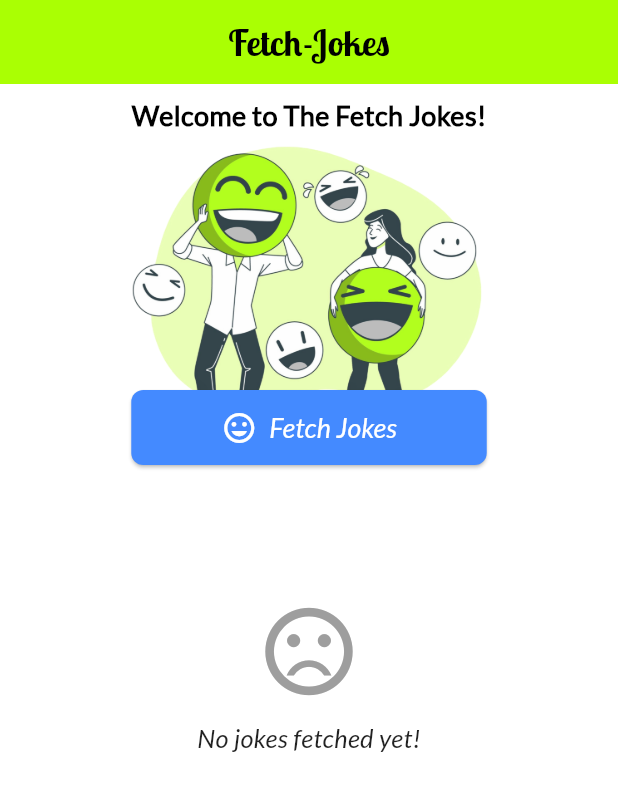
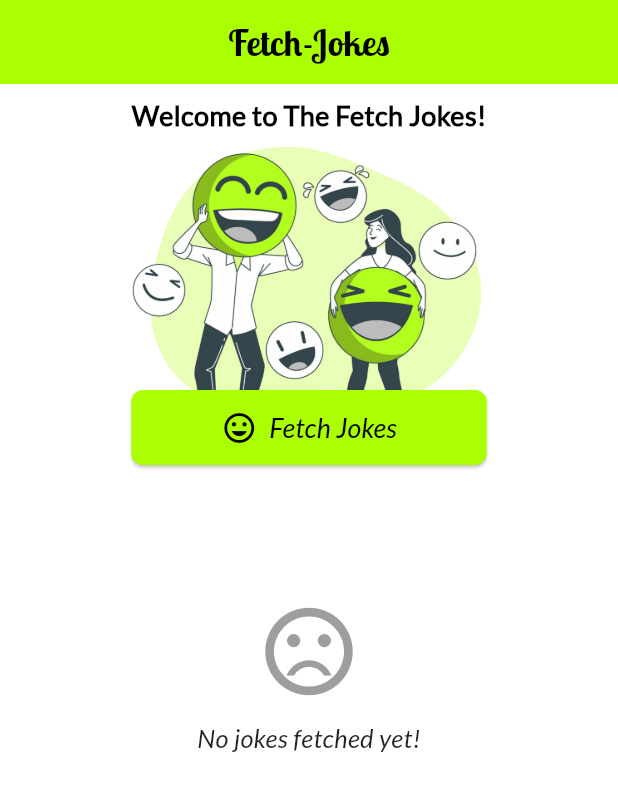
Before and after one commit to Dhanushkagodage/fetch_jokes, a Flutter app: the HomePage screen opened directly, on a phone screen of 412 x 824 dp. Shown: the top 791 px of the screen. Run offline on Flutter 3.47's test engine with Material 3 defaults, Android fonts, the phone set to English and light mode, and no system bars; our stand-ins replace dio, internet_connection_checker; missing offline and left inert: flutter_animated_splash.

Commit message:
add new color

```diff
--- a/lib/components/fetch_jokes_button.dart
+++ b/lib/components/fetch_jokes_button.dart
@@ -19,7 +19,7 @@ class FetchJokesButton extends StatelessWidget {
             style: ElevatedButton.styleFrom(
               backgroundColor: jokeState.isLoading
                   ? Colors.white
-                  : Colors.blueAccent, // Button color changes when loading
+                  : Color(0xFFaaff03), // Button color changes when loading
               padding:
                   const EdgeInsets.symmetric(vertical: 12.0, horizontal: 60),
               shape: RoundedRectangleBorder(
@@ -40,7 +40,7 @@ class FetchJokesButton extends StatelessWidget {
                     children: [
                       Icon(
                         Icons.mood, // Replace with any desired icon
-                        color: Colors.white,
+                        color: Colors.black,
                         size: 24,
                       ),
                       SizedBox(width: 8), // Space between icon and text
@@ -48,7 +48,7 @@ class FetchJokesButton extends StatelessWidget {
                         "Fetch Jokes",
                         style: TextStyle(
                           fontFamily: 'Lato-Italic',
-                          color: Colors.white,
+                          color: Colors.black,
                           fontSize: 18,
                         ),
                       ),
```
